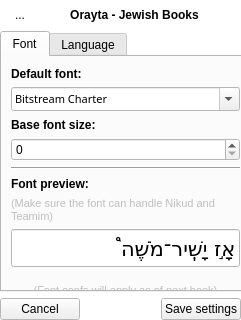
Before: the Qt Designer form android-exp/mobileapp.ui in MosheWagner/Orayta-QT, drawn with Qt 5.
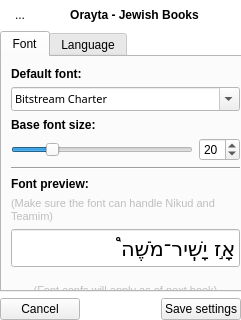
After: the same form once the commit is applied. The open tabs and pages were chosen to show the change. Icons and pictures are not drawn.

What changed in the file:
```diff
--- a/android-exp/mobileapp.ui
+++ b/android-exp/mobileapp.ui
@@ -1547,14 +1547,28 @@
             </widget>
            </item>
            <item>
+            <layout class="QHBoxLayout" name="horizontalLayout_5">
+             <item>
+              <widget class="QSlider" name="horizontalSlider">
+               <property name="singleStep">
+                <number>2</number>
+               </property>
+               <property name="value">
+                <number>20</number>
+               </property>
+               <property name="orientation">
+                <enum>Qt::Horizontal</enum>
+               </property>
+              </widget>
+             </item>
+             <item>
             <widget class="QSpinBox" name="fonSizeSpinBox">
-             <property name="sizePolicy">
-              <sizepolicy hsizetype="Preferred" vsizetype="Preferred">
-               <horstretch>0</horstretch>
-               <verstretch>0</verstretch>
-              </sizepolicy>
-             </property>
-            </widget>
+               <property name="value">
+                <number>20</number>
+               </property>
+              </widget>
+             </item>
+            </layout>
            </item>
            <item>
             <widget class="Line" name="line_2">
```
Left out of the diff: 205 changed lines with no effect on the pictures. Lines whose indentation alone changed are shown as unchanged.
